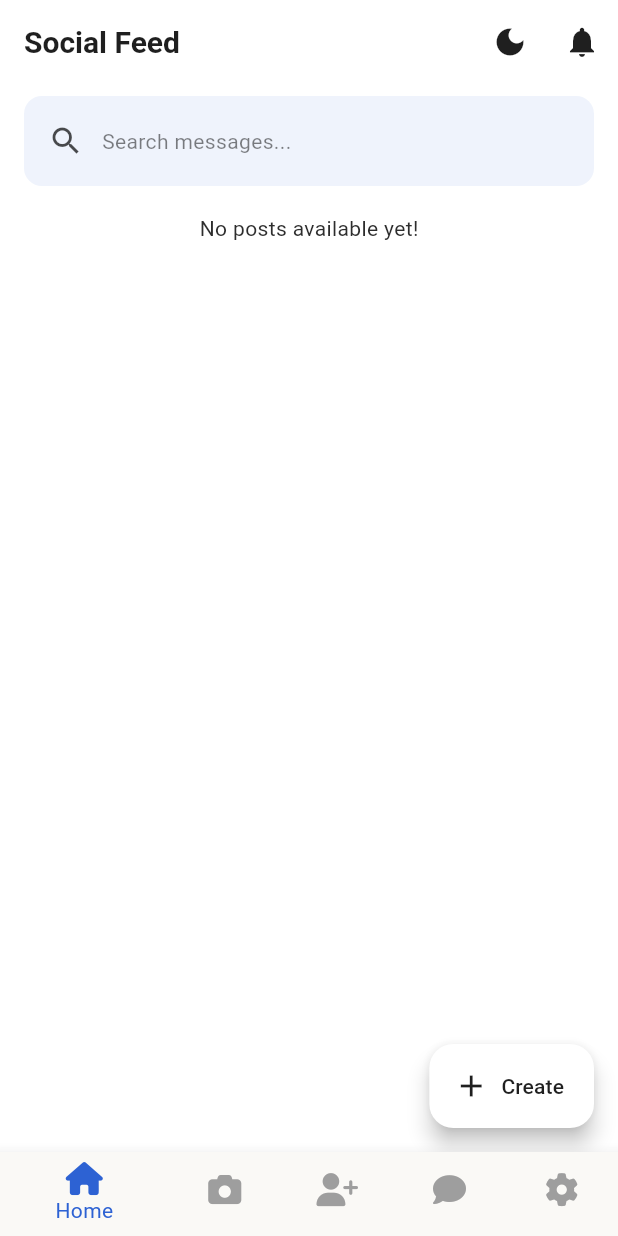
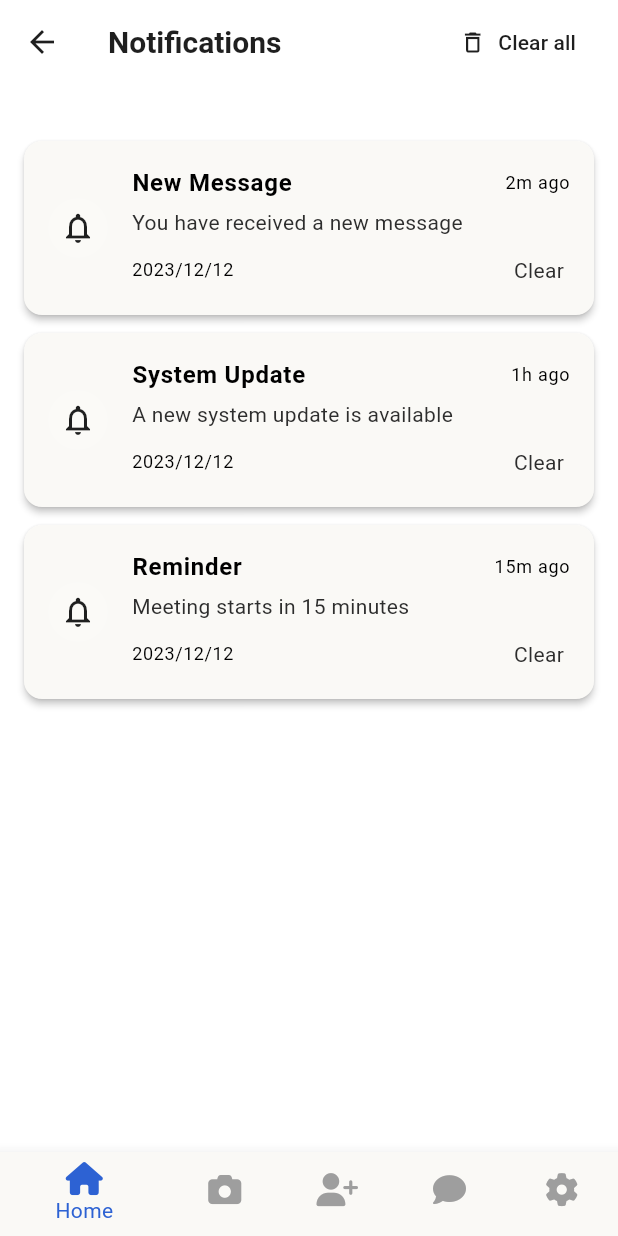
Before and after one commit to moshika38/Flutter-Social-Media-App, a Flutter app: the HomeScreen screen opened by its route, after a tap on the "notifications" icon, on a phone screen of 412 x 824 dp. Run offline on Flutter 3.47's test engine with Material 3 defaults, Android fonts, the phone set to English and light mode, and no system bars; our stand-ins replace awesome_notifications, cloud_firestore, firebase_auth, firebase_core, flutter_dotenv, font_awesome_flutter and 4 more; missing offline and left inert: cloudinary, flutter_facebook_auth; accounts and stored records are empty.

Commit message:
add notification screen

```diff
--- a/lib/main.dart
+++ b/lib/main.dart
@@ -2,6 +2,7 @@ import 'package:awesome_notifications/awesome_notifications.dart';
 import 'package:flutter/material.dart';
 import 'package:provider/provider.dart';
 import 'package:test_app_flutter/providers/comment_provider.dart';
+import 'package:test_app_flutter/providers/notification_provider.dart';
 import 'package:test_app_flutter/providers/post_provider.dart';
 import 'package:test_app_flutter/providers/theme_provider.dart';
 import 'package:test_app_flutter/providers/user_provider.dart';
@@ -21,7 +22,7 @@ void main() async {
         channelKey: 'basic_channel',
         channelName: 'Basic notifications',
         channelDescription: 'Notification channel for basic tests',
-        defaultColor: Color(0xFF9D50DD),
+        defaultColor: const Color(0xFF9D50DD),
         ledColor: Colors.white,
       )
     ],
@@ -42,6 +43,7 @@ void main() async {
         ChangeNotifierProvider(create: (context) => PostProvider()),
         ChangeNotifierProvider(create: (context) => CommentProvider()),
         ChangeNotifierProvider(create: (context) => MessageProvider()),
+        ChangeNotifierProvider(create: (context) => NotificationProvider()),
       ],
       child: const MyApp(),
     ),
--- /dev/null
+++ b/lib/models/notification_model.dart
@@ -0,0 +1,31 @@
+class NotificationModel {
+  final String userId;
+  final String title;
+  final String body;
+  final DateTime time;
+
+  NotificationModel({
+    required this.userId,
+    required this.title,
+    required this.body,
+    required this.time,
+  });
+
+  factory NotificationModel.fromJson(Map<String, dynamic> json) {
+    return NotificationModel(
+      userId: json['userId'],
+      title: json['title'],
+      body: json['body'],
+      time: DateTime.parse(json['time']),
+    );
+  }
+
+  Map<String, dynamic> toJson() {
+    return {
+      'userId': userId,
+      'title': title,
+      'body': body,
+      'time': time.toIso8601String(),
+    };
+  }
+}
--- a/lib/pages/account_page.dart
+++ b/lib/pages/account_page.dart
@@ -31,7 +31,7 @@ class _AccountPageState extends State<AccountPage> {
   void initState() {
     super.initState();
     if (widget.uid.isEmpty) {
-      print('Warning: Empty UID provided to AccountPage');
+
       return;
     }
 
@@ -446,7 +446,7 @@ void _buildEditNameDialog(
         ElevatedButton(
           onPressed: () {
             if (formKey.currentState!.validate()) {
-              // TODO: Update name logic here
+
               userProvider.updateUserName(uid, nameController.text);
               Navigator.pop(context);
             }
--- /dev/null
+++ b/lib/pages/notification.dart
@@ -0,0 +1,155 @@
+import 'package:flutter/material.dart';
+
+class NotificationScreen extends StatelessWidget {
+  const NotificationScreen({super.key});
+
+  @override
+  Widget build(BuildContext context) {
+    return Scaffold(
+      appBar: AppBar(
+        title: const Text("Notifications",
+            style: TextStyle(fontWeight: FontWeight.bold)),
+        actions: [
+          TextButton.icon(
+            onPressed: () {},
+            icon: Icon(Icons.delete_outline,
+                color: Theme.of(context).colorScheme.onPrimary),
+            label: Text(
+              "Clear all",
+              style: TextStyle(
+                color: Theme.of(context).colorScheme.onPrimary,
+              ),
+            ),
+          ),
+          const SizedBox(width: 12),
+        ],
+      ),
+      body: Container(
+        color: Theme.of(context).scaffoldBackgroundColor,
+        child: Padding(
+          padding: const EdgeInsets.all(16.0),
+          child: Column(
+            crossAxisAlignment: CrossAxisAlignment.start,
+            children: [
+              const SizedBox(height: 16),
+              Expanded(
+                child: ListView.builder(
+                  itemCount: sampleNotifications.length,
+                  itemBuilder: (context, index) {
+                    return NotificationItem(
+                        notification: sampleNotifications[index]);
+                  },
+                ),
+              ),
+            ],
+          ),
+        ),
+      ),
+    );
+  }
+}
+
+class NotificationItem extends StatelessWidget {
+  final Notification notification;
+
+  const NotificationItem({
+    Key? key,
+    required this.notification,
+  }) : super(key: key);
+
+  @override
+  Widget build(BuildContext context) {
+    return Card(
+      elevation: 2,
+      shape: RoundedRectangleBorder(
+        borderRadius: BorderRadius.circular(12),
+      ),
+      margin: const EdgeInsets.symmetric(vertical: 6),
+      child: ListTile(
+        contentPadding: const EdgeInsets.symmetric(horizontal: 16, vertical: 8),
+        leading: CircleAvatar(
+          backgroundColor:
+              Theme.of(context).colorScheme.primary.withOpacity(0.1),
+          child: Icon(
+            Icons.notifications_outlined,
+            color: Theme.of(context).colorScheme.onPrimary,
+          ),
+        ),
+        title: Row(
+          mainAxisAlignment: MainAxisAlignment.spaceBetween,
+          children: [
+            Text(
+              notification.title,
+              style: const TextStyle(
+                fontWeight: FontWeight.bold,
+                fontSize: 16,
+              ),
+            ),
+            Text(
+              notification.time,
+              style: TextStyle(
+                fontSize: 12,
+                color: Theme.of(context).textTheme.bodySmall?.color,
+              ),
+            ),
+          ],
+        ),
+        subtitle: Column(
+          crossAxisAlignment: CrossAxisAlignment.start,
+          children: [
+            const SizedBox(height: 4),
+            Text(
+              notification.message,
+              style: TextStyle(
+                color: Theme.of(context).textTheme.bodyMedium?.color,
+              ),
+            ),
+            const SizedBox(height: 8),
+            Row(
+              mainAxisAlignment: MainAxisAlignment.spaceBetween,
+              children: [
+                Text(
+                  "2023/12/12",
+                  style: Theme.of(context).textTheme.bodySmall,
+                ),
+                Card(
+                  child: Text("Clear"),
+                )
+              ],
+            ),
+          ],
+        ),
+      ),
+    );
+  }
+}
+
+class Notification {
+  final String title;
+  final String message;
+  final String time;
+
+  Notification({
+    required this.title,
+    required this.message,
+    required this.time,
+  });
+}
+
+final List<Notification> sampleNotifications = [
+  Notification(
+    title: "New Message",
+    message: "You have received a new message",
+    time: "2m ago",
+  ),
+  Notification(
+    title: "System Update",
+    message: "A new system update is available",
+    time: "1h ago",
+  ),
+  Notification(
+    title: "Reminder",
+    message: "Meeting starts in 15 minutes",
+    time: "15m ago",
+  ),
+];
--- a/lib/pages/search_page.dart
+++ b/lib/pages/search_page.dart
@@ -49,7 +49,7 @@ class _SearchPageState extends State<SearchPage> {
                 focusNode: _searchFocus,
               ),
 
-              SizedBox(height: 30),
+              const SizedBox(height: 30),
               // search result
               StreamBuilder(
                 stream: userProvider.searchUser(_searchController.text),
--- a/lib/pages/story_view_page.dart
+++ b/lib/pages/story_view_page.dart
@@ -15,7 +15,7 @@ class StoryViewPage {
   });
 
   void showStoryView(BuildContext context) {
-    print("image is $imageList");
+
     int currentStoryIndex = 0;
 
     showModalBottomSheet(
--- a/lib/providers/comment_provider.dart
+++ b/lib/providers/comment_provider.dart
@@ -39,7 +39,7 @@ class CommentProvider with ChangeNotifier {
 
       notifyListeners();
     } catch (e) {
-      print('Error saving comment: $e');
+
       rethrow;
     }
   }
@@ -53,7 +53,7 @@ class CommentProvider with ChangeNotifier {
           .delete();
       notifyListeners();
     } catch (e) {
-      print('Error deleting comment: $e');
+
       rethrow;
     }
   }
@@ -75,7 +75,7 @@ class CommentProvider with ChangeNotifier {
         .where('postId', isEqualTo: postId)
         .get();
 
-    print("comment count is ${comments.docs.length}");
+
     count = comments.docs.length;
     return count;
   }
--- /dev/null
+++ b/lib/providers/notification_provider.dart
@@ -0,0 +1,7 @@
+import 'package:flutter/material.dart';
+
+class NotificationProvider extends ChangeNotifier {
+
+
+
+}
--- a/lib/providers/user_provider.dart
+++ b/lib/providers/user_provider.dart
@@ -199,7 +199,7 @@ class UserProvider extends ChangeNotifier {
           : e.toString();
       SnackBars().showErrSnackBar(context, errorMessage);
     }
-    print('Error signing in with Facebook: $errorMessage');
+
     isLoading = false;
     notifyListeners();
   }
@@ -244,7 +244,7 @@ class UserProvider extends ChangeNotifier {
         return UserModel.fromJson(snapshot.data() as Map<String, dynamic>);
       }
     } catch (e) {
-      print('Error fetching user data: $e');
+
     }
     return null;
   }
@@ -586,7 +586,7 @@ class UserProvider extends ChangeNotifier {
         .map(
           (snapshot) => snapshot.docs
               .map((doc) =>
-                  UserModel.fromJson(doc.data() as Map<String, dynamic>))
+                  UserModel.fromJson(doc.data()))
               .toList(),
         );
   }
--- a/lib/routing/routings.dart
+++ b/lib/routing/routings.dart
@@ -5,6 +5,7 @@ import 'package:test_app_flutter/pages/account_page.dart';
 import 'package:test_app_flutter/pages/chat_page.dart';
 import 'package:test_app_flutter/pages/create_post_page.dart';
 import 'package:test_app_flutter/pages/create_story_page.dart';
+import 'package:test_app_flutter/pages/notification.dart';
 import 'package:test_app_flutter/pages/search_page.dart';
 import 'package:test_app_flutter/screen/app_level/chat_screen.dart';
 import 'package:test_app_flutter/screen/app_level/display_user_screen.dart';
@@ -86,6 +87,11 @@ class Routings {
                     path: '/search',
                     builder: (context, state) => const SearchPage(),
                   ),
+                  GoRoute(
+                    name: 'notification',
+                    path: '/notification',
+                    builder: (context, state) => const NotificationScreen(),
+                  ),
                 ],
               ),
             ],
--- a/lib/screen/app_level/home_screen.dart
+++ b/lib/screen/app_level/home_screen.dart
@@ -1,5 +1,6 @@
 import 'package:awesome_notifications/awesome_notifications.dart';
 import 'package:flutter/material.dart';
+import 'package:go_router/go_router.dart';
 import 'package:provider/provider.dart';
 import 'package:test_app_flutter/models/post_model.dart';
 import 'package:test_app_flutter/models/user_model.dart';
@@ -52,10 +53,12 @@ class _HomeScreenState extends State<HomeScreen>
           ),
           automaticallyImplyLeading: false,
           actions: [
-            ToggleThemeBtn(),
+            const ToggleThemeBtn(),
             IconButton(
               icon: const Icon(Icons.notifications),
-              onPressed: () {},
+              onPressed: () {
+                (context).pushNamed("notification");
+              },
             ),
           ],
         ),
--- a/lib/screen/app_level/story_screen.dart
+++ b/lib/screen/app_level/story_screen.dart
@@ -26,7 +26,7 @@ class _StoryScreenState extends State<StoryScreen> {
             'Stories',
             style: TextStyle(fontWeight: FontWeight.bold),
           ),
-          actions: [ToggleThemeBtn()],
+          actions: const [ToggleThemeBtn()],
         ),
         body: Consumer<UserProvider>(
           builder: (context, userProvider, child) => FutureBuilder(
```
